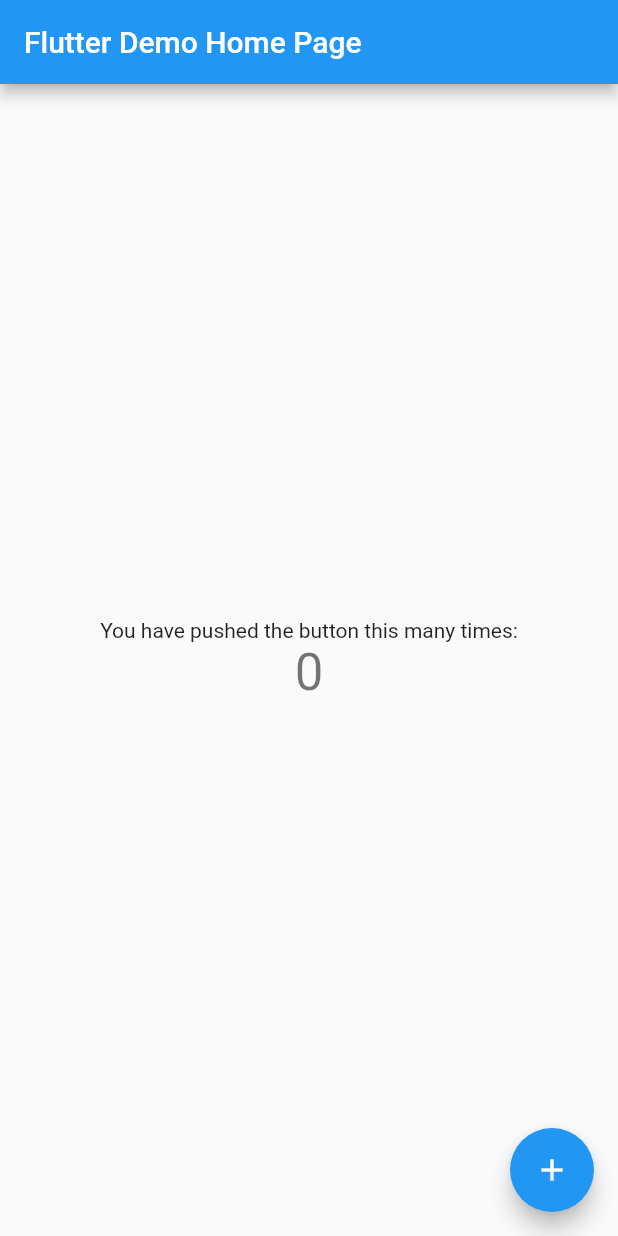
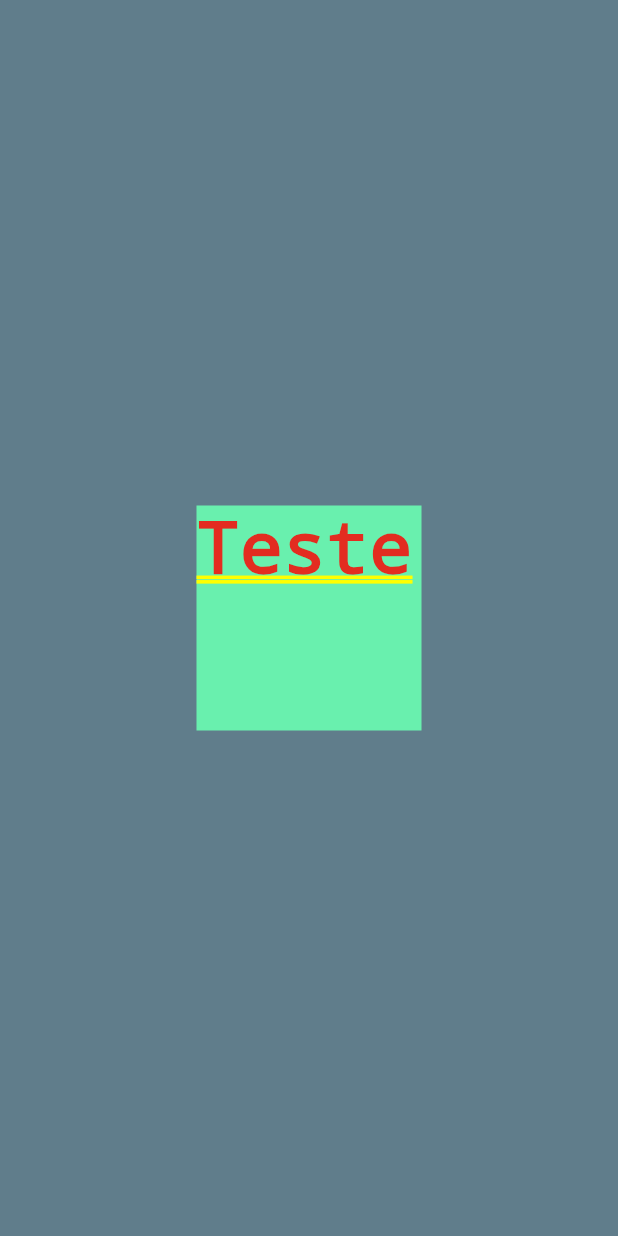
Before and after one commit to wcts-stud/TupyStock, a Flutter app: the screen it shows after launch, on a phone screen of 412 x 824 dp. Run offline on Flutter 3.47's test engine with Material 2 defaults, Android fonts, the phone set to English and light mode, and no system bars.

Commit message:
Teste tela inicial

```diff
--- a/tupystock_app/lib/main.dart
+++ b/tupystock_app/lib/main.dart
@@ -1,111 +1,24 @@
 import 'package:flutter/material.dart';
 
-void main() => runApp(MyApp());
+void main() {
+  runApp(MaterialApp(
+      title: "Teste do 0",
+      home: Container(
+        color: Colors.blueGrey,
+        alignment: AlignmentDirectional(0.0, 0.0),
+        child: Container(
+          color: Colors.greenAccent,
+          child: Text("Teste"),
+          constraints: BoxConstraints(
+              maxHeight: 300.0,
+              maxWidth: 200.0,
+              minWidth: 150.0,
+              minHeight: 150.0
+          ),
+        ),
 
-class MyApp extends StatelessWidget {
-  // This widget is the root of your application.
-  @override
-  Widget build(BuildContext context) {
-    return MaterialApp(
-      title: 'Flutter Demo',
-      theme: ThemeData(
-        // This is the theme of your application.
-        //
-        // Try running your application with "flutter run". You'll see the
-        // application has a blue toolbar. Then, without quitting the app, try
-        // changing the primarySwatch below to Colors.green and then invoke
-        // "hot reload" (press "r" in the console where you ran "flutter run",
-        // or simply save your changes to "hot reload" in a Flutter IDE).
-        // Notice that the counter didn't reset back to zero; the application
-        // is not restarted.
-        primarySwatch: Colors.blue,
-      ),
-      home: MyHomePage(title: 'Flutter Demo Home Page'),
-    );
-  }
+
+      )
+
+  ));
 }
-
-class MyHomePage extends StatefulWidget {
-  MyHomePage({Key key, this.title}) : super(key: key);
-
-  // This widget is the home page of your application. It is stateful, meaning
-  // that it has a State object (defined below) that contains fields that affect
-  // how it looks.
-
-  // This class is the configuration for the state. It holds the values (in this
-  // case the title) provided by the parent (in this case the App widget) and
-  // used by the build method of the State. Fields in a Widget subclass are
-  // always marked "final".
-
-  final String title;
-
-  @override
-  _MyHomePageState createState() => _MyHomePageState();
-}
-
-class _MyHomePageState extends State<MyHomePage> {
-  int _counter = 0;
-
-  void _incrementCounter() {
-    setState(() {
-      // This call to setState tells the Flutter framework that something has
-      // changed in this State, which causes it to rerun the build method below
-      // so that the display can reflect the updated values. If we changed
-      // _counter without calling setState(), then the build method would not be
-      // called again, and so nothing would appear to happen.
-      _counter++;
-    });
-  }
-
-  @override
-  Widget build(BuildContext context) {
-    // This method is rerun every time setState is called, for instance as done
-    // by the _incrementCounter method above.
-    //
-    // The Flutter framework has been optimized to make rerunning build methods
-    // fast, so that you can just rebuild anything that needs updating rather
-    // than having to individually change instances of widgets.
-    return Scaffold(
-      appBar: AppBar(
-        // Here we take the value from the MyHomePage object that was created by
-        // the App.build method, and use it to set our appbar title.
-        title: Text(widget.title),
-      ),
-      body: Center(
-        // Center is a layout widget. It takes a single child and positions it
-        // in the middle of the parent.
-        child: Column(
-          // Column is also a layout widget. It takes a list of children and
-          // arranges them vertically. By default, it sizes itself to fit its
-          // children horizontally, and tries to be as tall as its parent.
-          //
-          // Invoke "debug painting" (press "p" in the console, choose the
-          // "Toggle Debug Paint" action from the Flutter Inspector in Android
-          // Studio, or the "Toggle Debug Paint" command in Visual Studio Code)
-          // to see the wireframe for each widget.
-          //
-          // Column has various properties to control how it sizes itself and
-          // how it positions its children. Here we use mainAxisAlignment to
-          // center the children vertically; the main axis here is the vertical
-          // axis because Columns are vertical (the cross axis would be
-          // horizontal).
-          mainAxisAlignment: MainAxisAlignment.center,
-          children: <Widget>[
-            Text(
-              'You have pushed the button this many times:',
-            ),
-            Text(
-              '$_counter',
-              style: Theme.of(context).textTheme.headline4,
-            ),
-          ],
-        ),
-      ),
-      floatingActionButton: FloatingActionButton(
-        onPressed: _incrementCounter,
-        tooltip: 'Increment',
-        child: Icon(Icons.add),
-      ), // This trailing comma makes auto-formatting nicer for build methods.
-    );
-  }
-}
```
Also changed, not shown: 1 other file.
